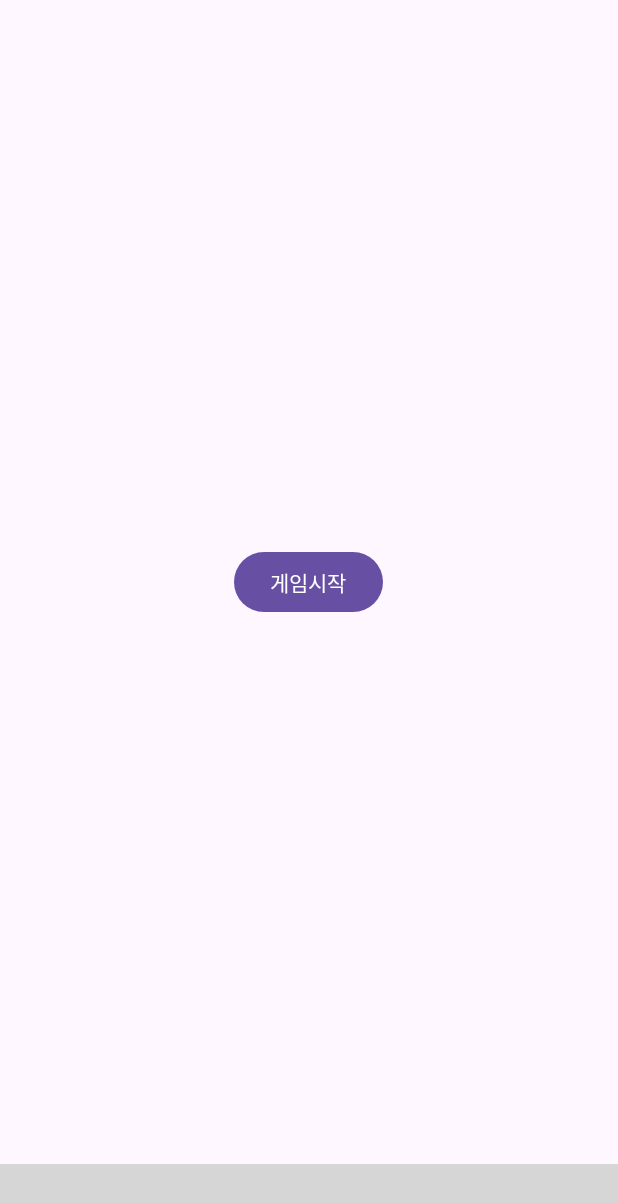
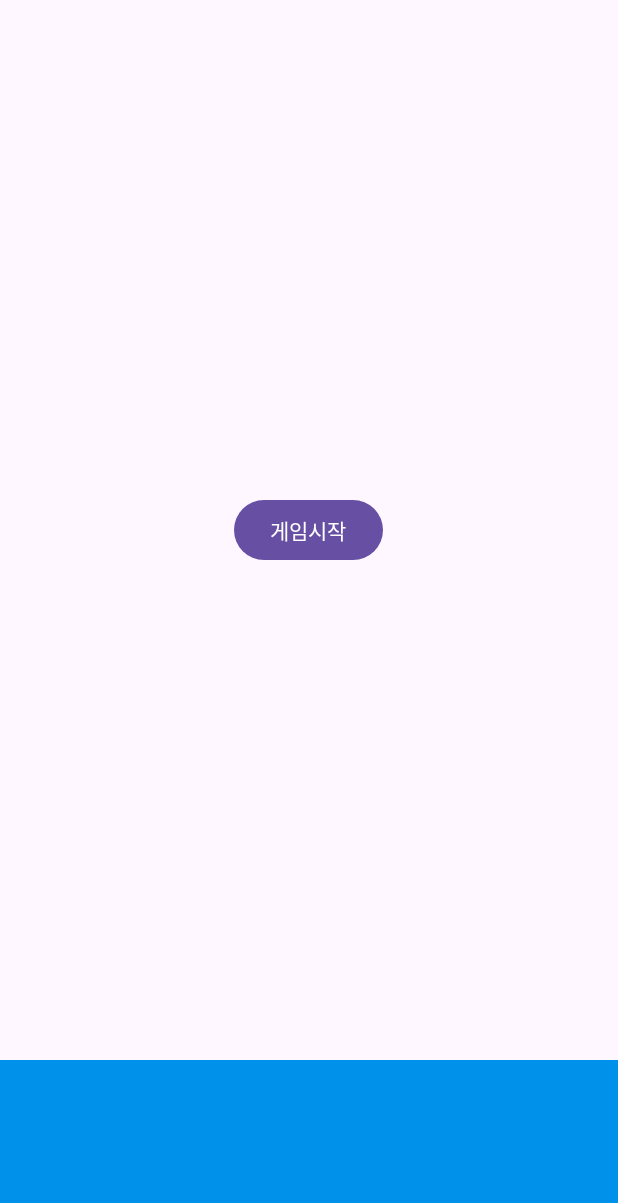
Before and after one commit to hsyoodev/neologismquiz, an Android app: the screen it shows after launch (MainActivity), on a phone screen of 412 x 824 dp. Shown: the top 1203 px of the screen. Run offline under Robolectric (Android 15) with nearby library versions, the phone set to English and light mode, and no system bars; grey boxes are pictures that could not be loaded.

Commit message:
바텀앱바파일 이름이 수정되었기때문에 이를 적용하였다.

```diff
--- a/app/src/main/res/layout/activity_main.xml
+++ b/app/src/main/res/layout/activity_main.xml
@@ -18,5 +18,5 @@
             android:text="게임시작" />
     </LinearLayout>
 
-    <include layout="@layout/bottom_navigation_view" />
+    <include layout="@layout/bottomappbar" />
 </LinearLayout>
```
